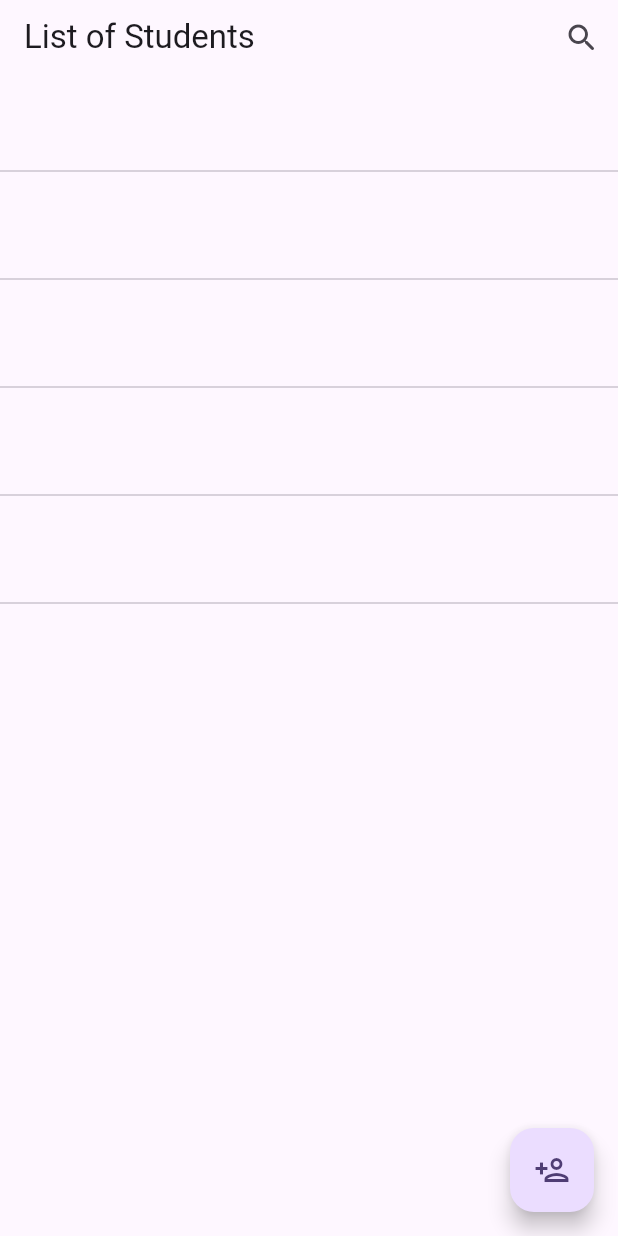
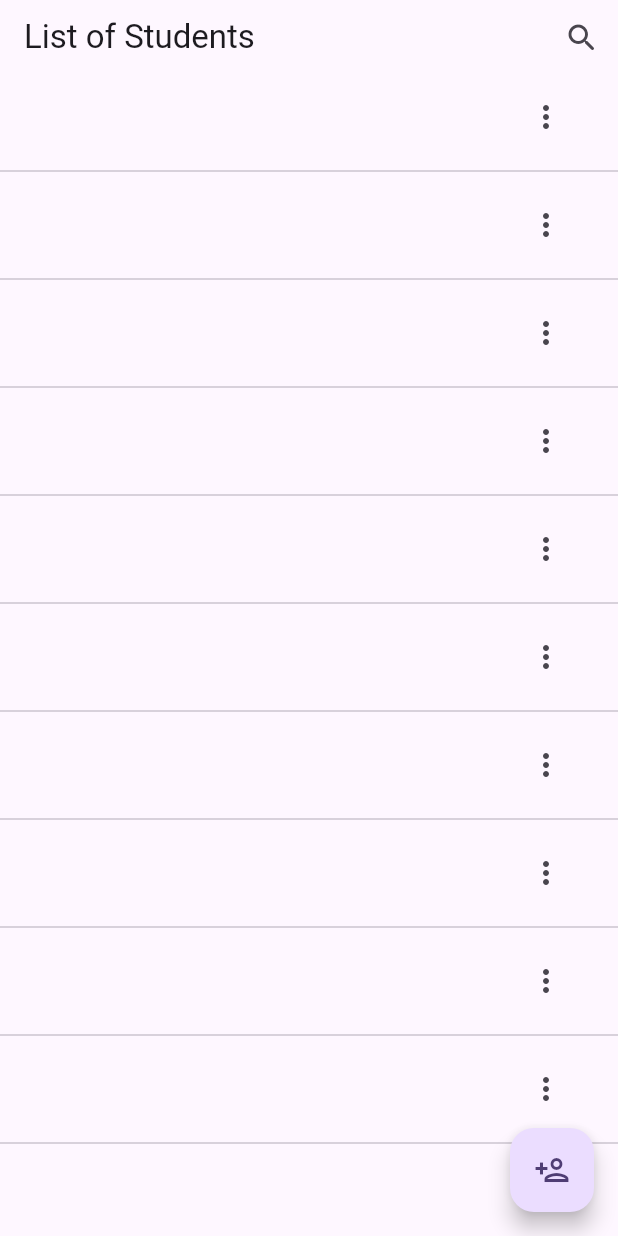
Before and after one commit to weviavek/student_app_bloc, a Flutter app: the HomeScreen screen opened directly, on a phone screen of 412 x 824 dp. Run offline on Flutter 3.47's test engine with Material 2 defaults, Android fonts, the phone set to English and light mode, and no system bars; our stand-ins replace bloc, firebase_core, flutter_bloc; accounts and stored records are empty; generated files the repository leaves out were written again; network calls fail.

Commit message:
first commit

```diff
--- a/lib/src/application/blocs/home_screen_bloc/home_screen_content/bloc/home_screen_content_bloc.dart
+++ /dev/null
@@ -1,13 +0,0 @@
-import 'package:bloc/bloc.dart';
-import 'package:meta/meta.dart';
-
-part 'home_screen_content_event.dart';
-part 'home_screen_content_state.dart';
-
-class HomeScreenContentBloc extends Bloc<HomeScreenContentEvent, HomeScreenContentState> {
-  HomeScreenContentBloc() : super(HomeScreenContentInitial()) {
-    on<HomeScreenContentEvent>((event, emit) {
-      // TODO: implement event handler
-    });
-  }
-}
--- /dev/null
+++ b/lib/src/application/blocs/home_screen_bloc/home_screen_content/home_screen_content_bloc.dart
@@ -0,0 +1,25 @@
+import 'dart:async';
+
+import 'package:bloc/bloc.dart';
+import 'package:meta/meta.dart';
+
+part 'home_screen_content_event.dart';
+part 'home_screen_content_state.dart';
+
+class HomeScreenContentBloc
+    extends Bloc<HomeScreenContentEvent, HomeScreenContentState> {
+  HomeScreenContentBloc() : super(HomeScreenContentInitial()) {
+    on<EditClickedEvent>(openEditDialog);
+    on<DeleteClickedEvent>(openDeleteDialog);
+  }
+
+  FutureOr<void> openEditDialog(
+      EditClickedEvent event, Emitter<HomeScreenContentState> emit) {
+    emit(EditClickedState());
+  }
+
+  FutureOr<void> openDeleteDialog(
+      DeleteClickedEvent event, Emitter<HomeScreenContentState> emit) {
+    emit(DeleteClickedState());
+  }
+}
--- /dev/null
+++ b/lib/src/application/blocs/home_screen_bloc/home_screen_floating_button/home_screen_floating_button_bloc.dart
@@ -0,0 +1,20 @@
+import 'dart:async';
+
+import 'package:bloc/bloc.dart';
+import 'package:flutter/material.dart';
+import 'package:meta/meta.dart';
+
+part 'home_screen_floating_button_event.dart';
+part 'home_screen_floating_button_state.dart';
+
+class HomeScreenFloatingButtonBloc
+    extends Bloc<HomeScreenFloatingButtonEvent, HomeScreenFloatingButtonState> {
+  HomeScreenFloatingButtonBloc() : super(HomeScreenFloatingButtonInitial()) {
+    on<HomeScreenFloatingButtonEvent>(addclicked);
+  }
+
+  FutureOr<void> addclicked(HomeScreenFloatingButtonEvent event,
+      Emitter<HomeScreenFloatingButtonState> emit) {
+    emit(AddClickedState());
+  }
+}
--- a/lib/src/presentation/screens/home_screen/home_screen.dart
+++ b/lib/src/presentation/screens/home_screen/home_screen.dart
@@ -1,6 +1,5 @@
 import 'package:flutter/material.dart';
-import 'package:flutter_bloc/flutter_bloc.dart';
-import 'package:student_app_bloc/src/application/blocs/home_screen_bloc/home_screen_bloc_bloc.dart';
+import 'package:student_app_bloc/src/data/model/student_model.dart';
 import 'package:student_app_bloc/src/presentation/screens/home_screen/home_screen_items/home_screen_appbar.dart';
 import 'package:student_app_bloc/src/presentation/screens/home_screen/home_screen_items/home_screen_body.dart';
 import 'package:student_app_bloc/src/presentation/screens/home_screen/home_screen_items/home_screen_floating_button.dart';
@@ -10,19 +9,21 @@ class HomeScreen extends StatelessWidget {
 
   @override
   Widget build(BuildContext context) {
-    return BlocConsumer<HomeScreenBlocBloc, HomeScreenBlocState>(
-      listener: (context, state) {
-        // TODO: implement listener
-      },
-      builder: (context, state) {
-        return SafeArea(
-            child: Scaffold(
-                appBar: const PreferredSize(
-                    preferredSize: Size.fromHeight(50),
-                    child: HomeScreenAppBar()),
-                body: HomeScreenBody(),
-                floatingActionButton: const HomeScreenFloatingButton()));
-      },
-    );
+    return SafeArea(
+        child: Scaffold(
+            appBar: const PreferredSize(
+                preferredSize: Size.fromHeight(50), child: HomeScreenAppBar()),
+            body: HomeScreenBody(
+              listOfStudents: List<StudentModel>.generate(
+                  12,
+                  (index) => StudentModel(
+                      name: null,
+                      age: null,
+                      department: null,
+                      phoneNumber: null,
+                      email: null,
+                      profilePath: null)),
+            ),
+            floatingActionButton: const HomeScreenFloatingButton()));
   }
 }
--- a/lib/src/presentation/screens/home_screen/home_screen_items/home_screen_appbar.dart
+++ b/lib/src/presentation/screens/home_screen/home_screen_items/home_screen_appbar.dart
@@ -1,6 +1,6 @@
 import 'package:flutter/material.dart';
 import 'package:flutter_bloc/flutter_bloc.dart';
-import 'package:student_app_bloc/src/application/blocs/home_screen_bloc/home_screen_appbar/bloc/home_screen_appbar_bloc.dart';
+import 'package:student_app_bloc/src/application/blocs/home_screen_bloc/home_screen_appbar/home_screen_appbar_bloc.dart';
 import 'package:student_app_bloc/src/presentation/screens/search_screen/search_screen.dart';
 
 class HomeScreenAppBar extends StatelessWidget {
@@ -8,17 +8,26 @@ class HomeScreenAppBar extends StatelessWidget {
 
   @override
   Widget build(BuildContext context) {
+    final homeScreenAppbarBloc = BlocProvider.of<HomeScreenAppbarBloc>(context);
+
     return BlocConsumer<HomeScreenAppbarBloc, HomeScreenAppbarState>(
+      listenWhen: (previous, current) => true,
+      buildWhen: (previous, current) => true,
       listener: (context, state) {
-        if(state is SearchClickedState){
-          Navigator.of(context).push(MaterialPageRoute(builder: ((context) =>const SearchScreen())));
+        if (state is SearchClickedState) {
+          Navigator.of(context).push(
+              MaterialPageRoute(builder: ((context) => const SearchScreen())));
         }
       },
       builder: (context, state) {
         return AppBar(
           title: const Text('List of Students'),
           actions: [
-            IconButton(onPressed: () {}, icon: const Icon(Icons.search_rounded))
+            IconButton(
+                onPressed: () {
+                  homeScreenAppbarBloc.add(SearchClickedEvent());
+                },
+                icon: const Icon(Icons.search_rounded))
           ],
         );
       },
--- a/lib/src/presentation/screens/home_screen/home_screen_items/home_screen_body.dart
+++ b/lib/src/presentation/screens/home_screen/home_screen_items/home_screen_body.dart
@@ -1,27 +1,46 @@
 import 'package:flutter/material.dart';
 import 'package:flutter_bloc/flutter_bloc.dart';
-import 'package:student_app_bloc/src/application/blocs/home_screen_bloc/home_screen_bloc_bloc.dart';
+import 'package:student_app_bloc/src/application/blocs/home_screen_bloc/home_screen_content/home_screen_content_bloc.dart';
 
-import '../../../../application/blocs/home_screen_bloc/home_screen_content/bloc/home_screen_content_bloc.dart';
 import '../../../../data/model/student_model.dart';
 
 class HomeScreenBody extends StatelessWidget {
-  const HomeScreenBody({
-    super.key,
-  });
+  final List<StudentModel?> listOfStudents;
+  const HomeScreenBody({super.key, required this.listOfStudents});
   @override
   Widget build(BuildContext context) {
-    final homeScreenBloc = BlocProvider.of<HomeScreenContentBloc>(context);
+    final homeScreenContentBloc =
+        BlocProvider.of<HomeScreenContentBloc>(context);
     return BlocConsumer<HomeScreenContentBloc, HomeScreenContentState>(
-      bloc: homeScreenBloc,
-      listener: (context, state) {},
+      bloc: homeScreenContentBloc,
+      listener: (context, state) {
+        if (state is DeleteClickedState) {
+          print("Delete Clicked");
+        }
+        if (state is EditClickedState) {
+          print("Edit Clicked");
+        }
+      },
       builder: (context, state) {
         return ListView.separated(
             itemBuilder: (context, index) => ListTile(
-                  onTap: () => homeScreenBloc.add(StudentClickedEvent()),
+                  trailing: PopupMenuButton(
+                    itemBuilder: (context) => [
+                      PopupMenuItem(
+                        child: const Text("Edit Details"),
+                        onTap: () =>
+                            homeScreenContentBloc.add(EditClickedEvent()),
+                      ),
+                      PopupMenuItem(
+                        child: const Text("Remove form database"),
+                        onTap: () =>
+                            homeScreenContentBloc.add(DeleteClickedEvent()),
+                      )
+                    ],
+                  ),
                 ),
             separatorBuilder: (context, index) => const Divider(),
-            itemCount: 6);
+            itemCount: listOfStudents.length);
       },
     );
   }
--- a/lib/src/presentation/screens/home_screen/home_screen_items/home_screen_floating_button.dart
+++ b/lib/src/presentation/screens/home_screen/home_screen_items/home_screen_floating_button.dart
@@ -1,4 +1,6 @@
 import 'package:flutter/material.dart';
+import 'package:flutter_bloc/flutter_bloc.dart';
+import 'package:student_app_bloc/src/application/blocs/home_screen_bloc/home_screen_floating_button/home_screen_floating_button_bloc.dart';
 import 'package:student_app_bloc/src/presentation/dialogs/new_or_edit_student_dialog.dart';
 
 class HomeScreenFloatingButton extends StatelessWidget {
@@ -6,11 +8,23 @@ class HomeScreenFloatingButton extends StatelessWidget {
 
   @override
   Widget build(BuildContext context) {
-    return FloatingActionButton(
-      onPressed: () {
-        NewAndEditDialog(currentStudentData: null).showDialog(context, false);
+    final HomeScreenFloatingButtonBloc homeScreenFloatingButtonBloc =
+        BlocProvider.of<HomeScreenFloatingButtonBloc>(context);
+    return BlocConsumer<HomeScreenFloatingButtonBloc,
+        HomeScreenFloatingButtonState>(
+      listener: (context, state) {
+        if (state is AddClickedState) {
+          NewAndEditDialog(currentStudentData: null).showDialog(context, false);
+        }
       },
-      child: const Icon(Icons.person_add_outlined),
+      builder: (context, state) {
+        return FloatingActionButton(
+          onPressed: () {
+            homeScreenFloatingButtonBloc.add(AddClickedEvent());
+          },
+          child: const Icon(Icons.person_add_outlined),
+        );
+      },
     );
   }
 }
--- a/lib/src/presentation/screens/search_screen/search_screen.dart
+++ b/lib/src/presentation/screens/search_screen/search_screen.dart
@@ -5,7 +5,7 @@ class SearchScreen extends StatelessWidget {
 
   @override
   Widget build(BuildContext context) {
-    return SafeArea(
+    return const SafeArea(
         child: Scaffold(
       body: Center(
         child: Text("data"),
```
Also changed, not shown: lib/main.dart (+22 -6 lines), lib/src/application/blocs/home_screen_bloc/home_screen_floating_button/bloc/home_screen_floating_button_bloc.dart (deleted, +0 -13 lines), lib/src/application/blocs/home_screen_bloc/home_screen_appbar/home_screen_appbar_bloc.dart (renamed from lib/src/application/blocs/home_screen_bloc/home_screen_appbar/bloc/home_screen_appbar_bloc.dart), lib/src/application/blocs/home_screen_bloc/home_screen_appbar/home_screen_appbar_event.dart (renamed from lib/src/application/blocs/home_screen_bloc/home_screen_appbar/bloc/home_screen_appbar_event.dart), lib/src/application/blocs/home_screen_bloc/home_screen_appbar/home_screen_appbar_state.dart (renamed from lib/src/application/blocs/home_screen_bloc/home_screen_appbar/bloc/home_screen_appbar_state.dart), lib/src/application/blocs/home_screen_bloc/home_screen_content/home_screen_content_event.dart (renamed from lib/src/application/blocs/home_screen_bloc/home_screen_content/bloc/home_screen_content_event.dart), lib/src/application/blocs/home_screen_bloc/home_screen_content/home_screen_content_state.dart (renamed from lib/src/application/blocs/home_screen_bloc/home_screen_content/bloc/home_screen_content_state.dart), lib/src/application/blocs/home_screen_bloc/home_screen_floating_button/home_screen_floating_button_event.dart (renamed from lib/src/application/blocs/home_screen_bloc/home_screen_floating_button/bloc/home_screen_floating_button_event.dart), lib/src/application/blocs/home_screen_bloc/home_screen_floating_button/home_screen_floating_button_state.dart (renamed from lib/src/application/blocs/home_screen_bloc/home_screen_floating_button/bloc/home_screen_floating_button_state.dart).
